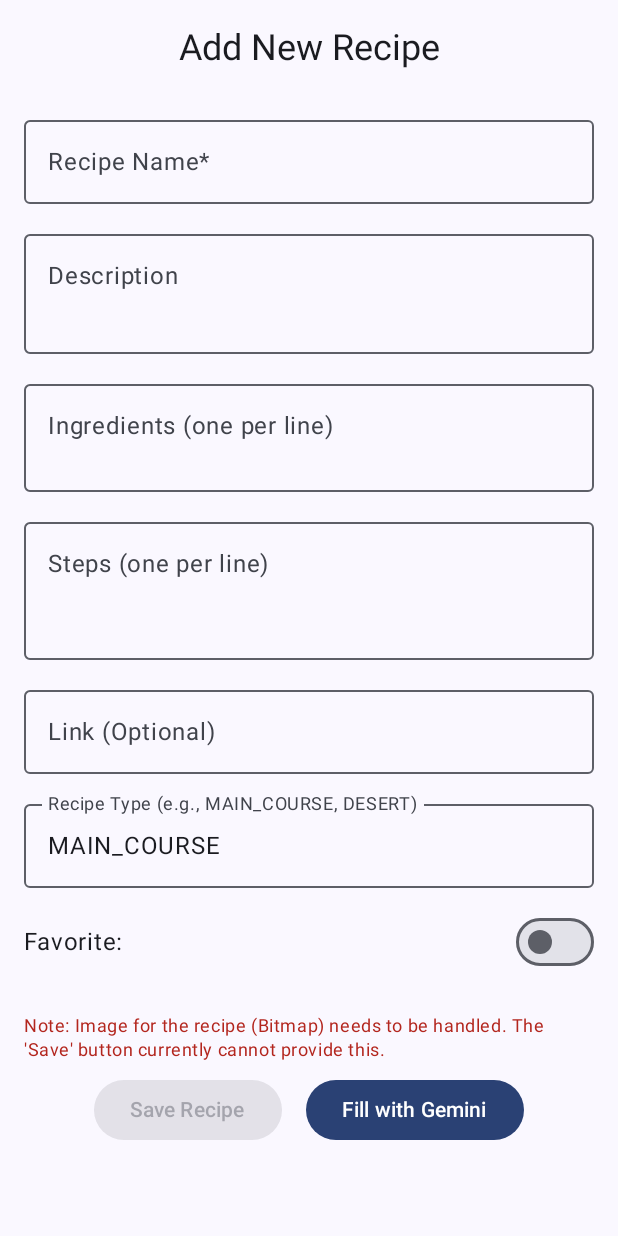
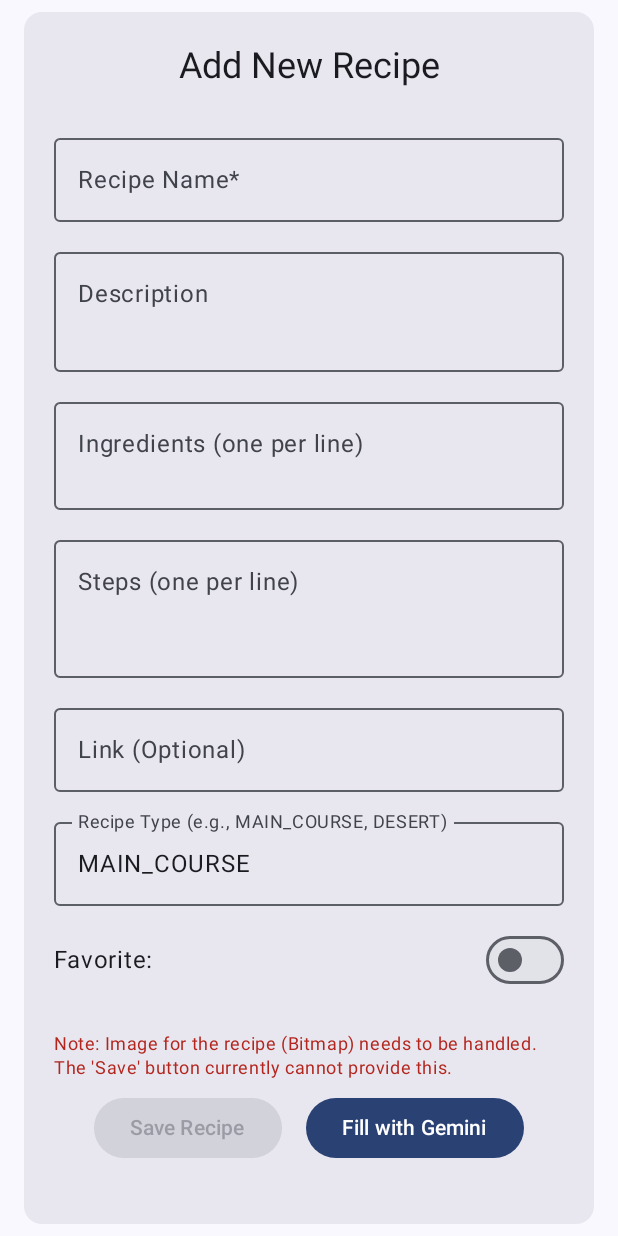
Before and after one commit to angelica-oliv/recipes, an Android app built with Jetpack Compose: the composable AddNewRecipeScreen shown on its own in the app's theme, on a phone screen of 412 x 824 dp. Run offline under Robolectric (Android 15) with nearby library versions, the phone set to English and light mode, and no system bars; 7 statements that could not run were skipped.

Commit message:
Refactor: Update AddNewRecipeScreen UI
This commit refactors the `AddNewRecipeScreen` composable to improve its visual appearance and consistency with other parts of the application.

Key changes:
- The root layout is changed from a `Column` to a `Card` to provide a distinct visual container for the form.
- The `Card` uses `MaterialTheme.colorScheme.surfaceContainerHigh` for its background color.
- Padding around the `Card` and within the inner `Column` has been adjusted for better spacing and alignment with `RecipeDetailItem`.
- Unused imports for `android.graphics.Bitmap` and `LocalContext` have been removed.
- Comments have been added to indicate text elements that should be localized.
- A commented-out line for creating a placeholder `Bitmap` has been updated with the correct namespace.

```diff
--- a/app/src/main/java/com/ao/recipes/ui/components/AddNewRecipeScreen.kt
+++ b/app/src/main/java/com/ao/recipes/ui/components/AddNewRecipeScreen.kt
@@ -1,6 +1,5 @@
 package com.ao.recipes.ui.components
 
-import android.graphics.Bitmap // Required for Recipe, but problematic for a new form
 import androidx.compose.foundation.layout.*
 import androidx.compose.foundation.rememberScrollState
 import androidx.compose.foundation.text.KeyboardOptions
@@ -9,7 +8,6 @@ import androidx.compose.material3.*
 import androidx.compose.runtime.*
 import androidx.compose.ui.Alignment
 import androidx.compose.ui.Modifier
-import androidx.compose.ui.platform.LocalContext
 import androidx.compose.ui.text.input.KeyboardCapitalization
 import androidx.compose.ui.unit.dp
 import com.ao.recipes.data.Recipe
@@ -30,15 +28,23 @@ fun AddNewRecipeScreen(
     var recipeTypeStr by remember { mutableStateOf(RecipeType.MAIN_COURSE.name) }
     var isStarredState by remember { mutableStateOf(false) }
 
-    Column(
+    Card(
         modifier = modifier
             .fillMaxSize()
-            .padding(16.dp)
+            .padding(horizontal = 16.dp, vertical = 8.dp), // Consistent with Card usage elsewhere
+        colors = CardDefaults.cardColors(
+            containerColor = MaterialTheme.colorScheme.surfaceContainerHigh
+        )
+    ) {
+        Column(
+            modifier = Modifier
+                .fillMaxWidth()
+                .padding(20.dp) // Inner padding like RecipeDetailItem
                 .verticalScroll(rememberScrollState()),
             horizontalAlignment = Alignment.CenterHorizontally
         ) {
             Text(
-            "Add New Recipe",
+                "Add New Recipe", // This can be localized if needed
                 style = MaterialTheme.typography.headlineSmall,
                 modifier = Modifier.padding(bottom = 24.dp)
             )
@@ -46,7 +52,7 @@ fun AddNewRecipeScreen(
             OutlinedTextField(
                 value = name,
                 onValueChange = { name = it },
-            label = { Text("Recipe Name*") },
+                label = { Text("Recipe Name*") }, // Localize
                 modifier = Modifier.fillMaxWidth(),
                 singleLine = true,
                 keyboardOptions = KeyboardOptions(capitalization = KeyboardCapitalization.Words)
@@ -56,7 +62,7 @@ fun AddNewRecipeScreen(
             OutlinedTextField(
                 value = description,
                 onValueChange = { description = it },
-            label = { Text("Description") },
+                label = { Text("Description") }, // Localize
                 modifier = Modifier.fillMaxWidth(),
                 minLines = 2,
                 keyboardOptions = KeyboardOptions(capitalization = KeyboardCapitalization.Sentences)
@@ -66,8 +72,10 @@ fun AddNewRecipeScreen(
             OutlinedTextField(
                 value = ingredients,
                 onValueChange = { ingredients = it },
-            label = { Text("Ingredients (one per line)") },
-            modifier = Modifier.fillMaxWidth().heightIn(min = 80.dp, max = 200.dp),
+                label = { Text("Ingredients (one per line)") }, // Localize
+                modifier = Modifier
+                    .fillMaxWidth()
+                    .heightIn(min = 80.dp, max = 200.dp),
                 keyboardOptions = KeyboardOptions(capitalization = KeyboardCapitalization.Sentences)
             )
             Spacer(modifier = Modifier.height(12.dp))
@@ -75,8 +83,10 @@ fun AddNewRecipeScreen(
             OutlinedTextField(
                 value = steps,
                 onValueChange = { steps = it },
-            label = { Text("Steps (one per line)") },
-            modifier = Modifier.fillMaxWidth().heightIn(min = 100.dp, max = 300.dp),
+                label = { Text("Steps (one per line)") }, // Localize
+                modifier = Modifier
+                    .fillMaxWidth()
+                    .heightIn(min = 100.dp, max = 300.dp),
                 keyboardOptions = KeyboardOptions(capitalization = KeyboardCapitalization.Sentences)
             )
             Spacer(modifier = Modifier.height(12.dp))
@@ -84,7 +94,7 @@ fun AddNewRecipeScreen(
             OutlinedTextField(
                 value = link,
                 onValueChange = { link = it },
-            label = { Text("Link (Optional)") },
+                label = { Text("Link (Optional)") }, // Localize
                 modifier = Modifier.fillMaxWidth(),
                 singleLine = true
             )
@@ -94,7 +104,7 @@ fun AddNewRecipeScreen(
             OutlinedTextField(
                 value = recipeTypeStr,
                 onValueChange = { recipeTypeStr = it },
-            label = { Text("Recipe Type (e.g., MAIN_COURSE, DESERT)") },
+                label = { Text("Recipe Type (e.g., MAIN_COURSE, DESERT)") }, // Localize
                 modifier = Modifier.fillMaxWidth(),
                 singleLine = true
             )
@@ -105,7 +115,7 @@ fun AddNewRecipeScreen(
                 verticalAlignment = Alignment.CenterVertically,
                 horizontalArrangement = Arrangement.SpaceBetween
             ) {
-            Text("Favorite:", style = MaterialTheme.typography.bodyLarge)
+                Text("Favorite:", style = MaterialTheme.typography.bodyLarge) // Localize
                 Switch(
                     checked = isStarredState,
                     onCheckedChange = { isStarredState = it }
@@ -114,7 +124,7 @@ fun AddNewRecipeScreen(
             Spacer(modifier = Modifier.height(24.dp))
 
             Text(
-            text = "Note: Image for the recipe (Bitmap) needs to be handled. The 'Save' button currently cannot provide this.",
+                text = "Note: Image for the recipe (Bitmap) needs to be handled. The 'Save' button currently cannot provide this.", // Localize
                 style = MaterialTheme.typography.bodySmall,
                 color = MaterialTheme.colorScheme.error,
                 modifier = Modifier.padding(bottom = 8.dp)
@@ -135,8 +145,7 @@ fun AddNewRecipeScreen(
                         // OR
                         // 3. Provide a default/placeholder Bitmap.
 
-                    // The following line would fail as 'placeholderBitmap' is not a real Bitmap.
-                    // val placeholderBitmap = Bitmap.createBitmap(1, 1, Bitmap.Config.ARGB_8888)
+                        // val placeholderBitmap = android.graphics.Bitmap.createBitmap(1, 1, android.graphics.Bitmap.Config.ARGB_8888) // Example placeholder
 
                         val recipeType = RecipeType.entries.firstOrNull { it.name.equals(recipeTypeStr, ignoreCase = true) }
                             ?: RecipeType.MAIN_COURSE
@@ -158,7 +167,7 @@ fun AddNewRecipeScreen(
                             onSaveRecipe(newRecipe)
                         } catch (e: Exception) {
                             // Log error or show message to user about the missing Bitmap
-                        println("Error creating Recipe: ${e.message}. Bitmap is required.")
+                            println("Error creating Recipe: ${'$'}{e.message}. Bitmap is required.")
                         }
                         */
                         println("Save button clicked. Recipe Name: $name. Bitmap handling is required to save.")
@@ -166,12 +175,13 @@ fun AddNewRecipeScreen(
                     },
                     enabled = name.isNotBlank() // Basic validation: name should not be empty
                 ) {
-                Text("Save Recipe")
+                    Text("Save Recipe") // Localize
                 }
 
                 Button(onClick = onFillWithGemini) {
-                Text("Fill with Gemini")
+                    Text("Fill with Gemini") // Localize
                 }
             }
         }
     }
+}
```
Lines whose indentation alone changed are shown as unchanged.
